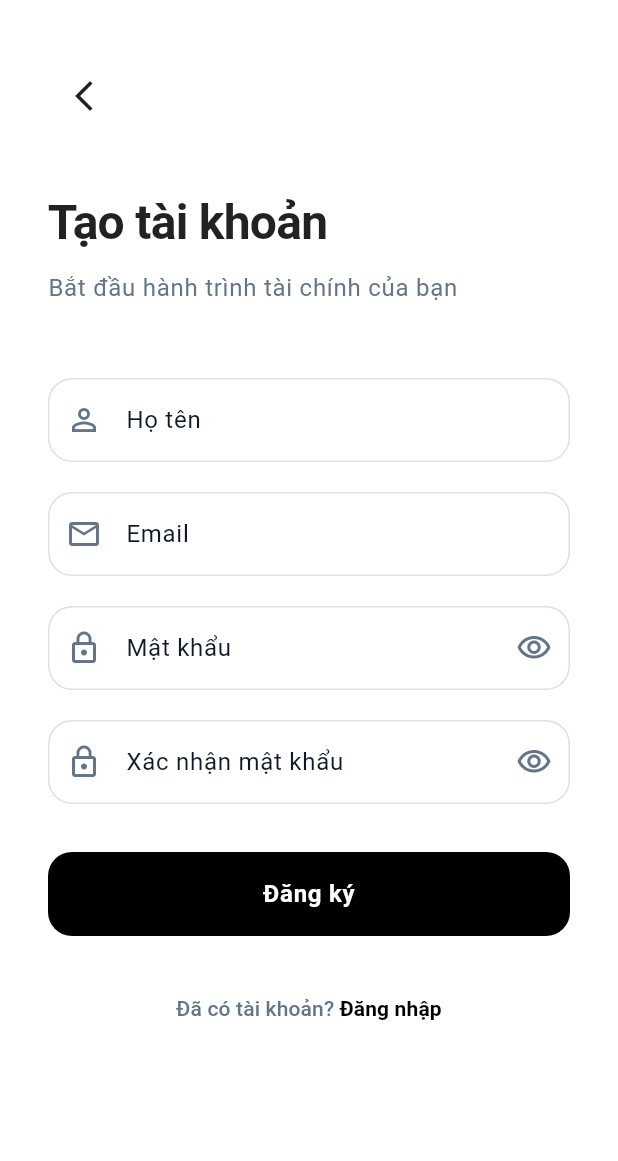
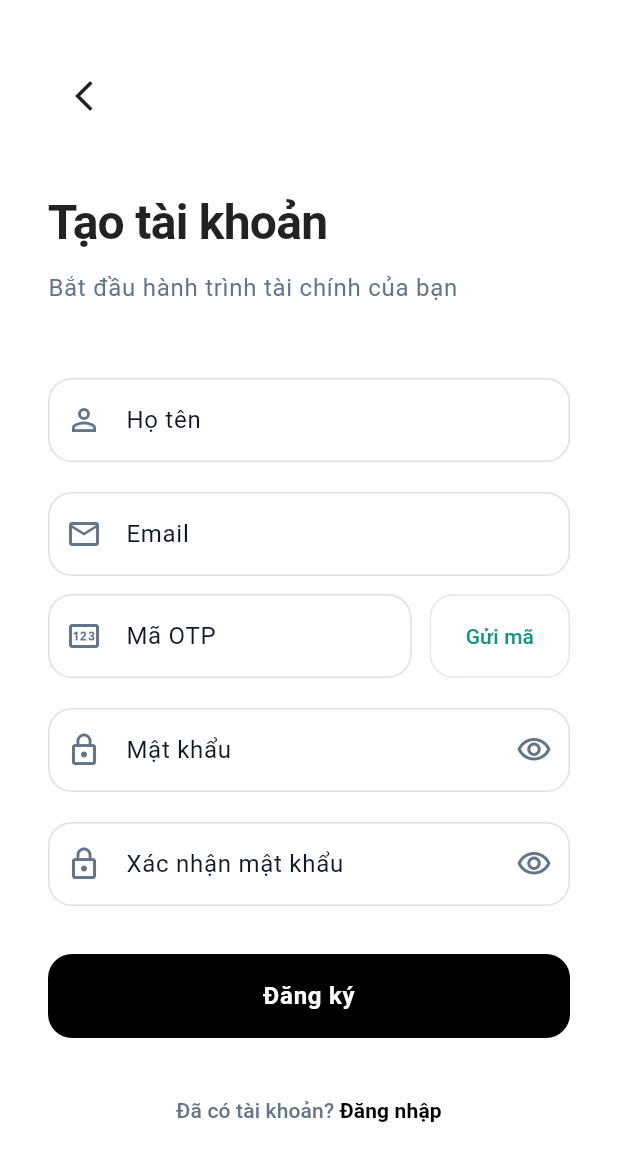
Before and after one commit to MeoHoang3017/PFM_Personal_Finance_Management, a Flutter app: the RegisterScreen screen opened by its route, on a phone screen of 412 x 824 dp. Shown: the top 1161 px of the screen. Run offline on Flutter 3.47's test engine with Material 3 defaults, Android fonts, the light colour scheme and no system bars; drawn by our look-alikes of toastification; our stand-ins replace dio, easy_localization, fl_chart, flutter_secure_storage, get_it, go_router and 1 more; accounts and stored records are empty.

Commit message:
fix[fe]: fix register error and chart display with USD

```diff
--- a/frontend/assets/translations/en.json
+++ b/frontend/assets/translations/en.json
@@ -30,6 +30,7 @@
   "server_not_connected": "Server not connected. Check backend (port 5000).",
   "error_connection": "Connection error",
   "error_google_login": "Google sign-in failed",
+  "otp_sent_hint": "Verification code sent to your email. Please enter the 6-digit code.",
 
   "nav_overview": "Overview",
   "nav_transactions": "Transactions",
--- a/frontend/assets/translations/vi.json
+++ b/frontend/assets/translations/vi.json
@@ -30,6 +30,7 @@
   "server_not_connected": "Chưa kết nối máy chủ. Kiểm tra backend (port 5000).",
   "error_connection": "Lỗi kết nối",
   "error_google_login": "Đăng nhập Google thất bại",
+  "otp_sent_hint": "Mã xác thực đã gửi đến email của bạn. Vui lòng nhập mã 6 số.",
 
   "nav_overview": "Tổng quan",
   "nav_transactions": "Giao dịch",
--- a/frontend/lib/presentation/screens/auth/register_screen.dart
+++ b/frontend/lib/presentation/screens/auth/register_screen.dart
@@ -21,20 +21,53 @@ class _RegisterScreenState extends State<RegisterScreen> {
   final _formKey = GlobalKey<FormState>();
   final _usernameController = TextEditingController();
   final _emailController = TextEditingController();
+  final _otpController = TextEditingController();
   final _passwordController = TextEditingController();
   final _confirmPasswordController = TextEditingController();
   bool _obscurePassword = true;
   bool _obscureConfirmPassword = true;
   bool _loading = false;
+  bool _sendingOtp = false;
   String? _errorMessage;
+  String? _otpSentMessage;
 
   @override
   void dispose() {
     _usernameController.dispose();
     _emailController.dispose();
+    _otpController.dispose();
     _passwordController.dispose();
     _confirmPasswordController.dispose();
     super.dispose();
+  }
+
+  Future<void> _sendOtp() async {
+    final email = _emailController.text.trim();
+    if (email.isEmpty) {
+      setState(() => _errorMessage = 'hint_email'.tr());
+      return;
+    }
+    setState(() {
+      _errorMessage = null;
+      _otpSentMessage = null;
+      _sendingOtp = true;
+    });
+    try {
+      final auth = getIt<AuthService>();
+      final res = await auth.requestRegisterOtp(email);
+      if (!mounted) return;
+      setState(() => _sendingOtp = false);
+      if (res.isSuccess) {
+        setState(() => _otpSentMessage = 'otp_sent_hint'.tr());
+      } else {
+        setState(() => _errorMessage = res.message);
+      }
+    } catch (_) {
+      if (mounted) setState(() {
+        _sendingOtp = false;
+        _errorMessage = 'error_connection'.tr();
+      });
+    }
   }
 
   Future<void> _register() async {
@@ -44,10 +77,12 @@ class _RegisterScreenState extends State<RegisterScreen> {
     });
     try {
       final auth = getIt<AuthService>();
+      final otp = _otpController.text.trim();
       final res = await auth.register(RegisterRequest(
         username: _usernameController.text.trim(),
         email: _emailController.text.trim(),
         password: _passwordController.text,
+        otp: otp.isEmpty ? null : otp,
       ));
       if (!mounted) return;
       setState(() => _loading = false);
@@ -184,6 +219,65 @@ class _RegisterScreenState extends State<RegisterScreen> {
                     ),
                     validator: (v) => v == null || v.isEmpty ? 'hint_email'.tr() : null,
                   ),
+                  const SizedBox(height: 12),
+                  Row(
+                    crossAxisAlignment: CrossAxisAlignment.start,
+                    children: [
+                      Expanded(
+                        child: TextFormField(
+                          controller: _otpController,
+                          keyboardType: TextInputType.number,
+                          decoration: _inputDecoration(
+                            labelText: 'Mã OTP',
+                            hintText: 'Nhập mã 6 số',
+                            prefixIcon: Icons.pin_outlined,
+                            isDark: isDark,
+                          ),
+                          validator: (v) {
+                            if (v == null || v.isEmpty) return 'Vui lòng nhập mã OTP';
+                            if (v.length != 6) return 'Mã OTP phải có 6 số';
+                            return null;
+                          },
+                        ),
+                      ),
+                      const SizedBox(width: 12),
+                      SizedBox(
+                        height: 56,
+                        child: OutlinedButton(
+                          onPressed: _sendingOtp
+                              ? null
+                              : () {
+                                  if (_emailController.text.trim().isNotEmpty) _sendOtp();
+                                },
+                          style: OutlinedButton.styleFrom(
+                            side: BorderSide(
+                              color: isDark ? PaletteDark.borderColor : PaletteLight.borderColor,
+                            ),
+                            shape: RoundedRectangleBorder(
+                              borderRadius: BorderRadius.circular(16),
+                            ),
+                          ),
+                          child: _sendingOtp
+                              ? SizedBox(
+                                  width: 22,
+                                  height: 22,
+                                  child: CircularProgressIndicator(strokeWidth: 2),
+                                )
+                              : Text('Gửi mã', style: TextStyle(fontSize: 14)),
+                        ),
+                      ),
+                    ],
+                  ),
+                  if (_otpSentMessage != null) ...[
+                    const SizedBox(height: 8),
+                    Text(
+                      _otpSentMessage!,
+                      style: TextStyle(
+                        fontSize: 12,
+                        color: isDark ? PaletteDark.incomeColor : Colors.green.shade700,
+                      ),
+                    ),
+                  ],
                   const SizedBox(height: 20),
                   TextFormField(
                     controller: _passwordController,
```
Also changed, not shown: frontend/lib/core/utils/chart_data.dart (+18 -4 lines), frontend/lib/data/services/auth_service.dart (+14 -0 lines).
